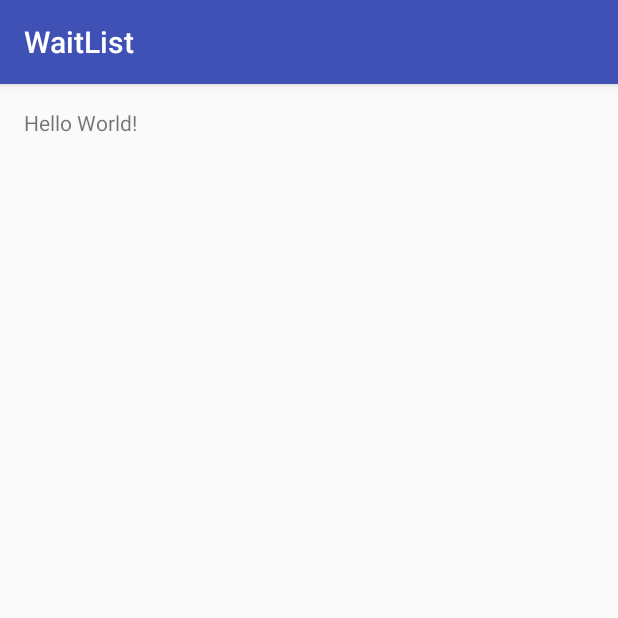
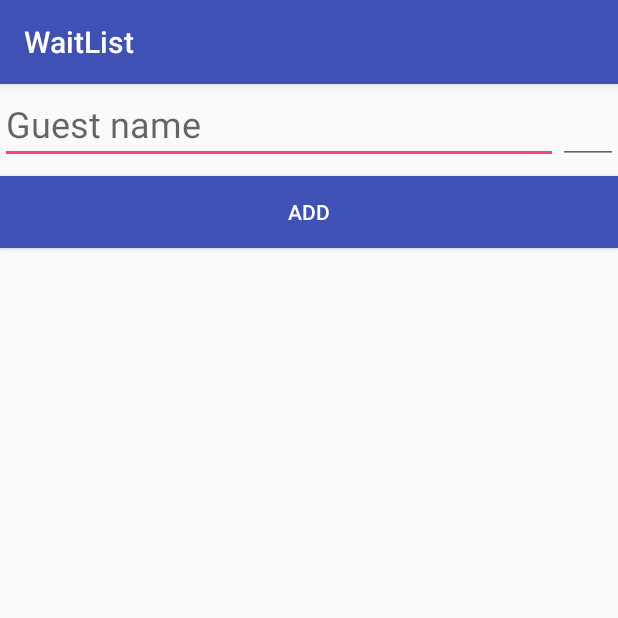
Before and after one commit to salmamadbouli/WaitList, an Android app: the screen it shows after launch (MainActivity), on a phone screen of 412 x 824 dp, the top half of it. Run offline under Robolectric (Android 15) with nearby library versions, the phone set to English and light mode, and no system bars.

Commit message:
Adding  (recyclerview/ guest list adapter) implementing the main UI

```diff
--- a/app/build.gradle
+++ b/app/build.gradle
@@ -25,5 +25,6 @@ dependencies {
         exclude group: 'com.android.support', module: 'support-annotations'
     })
     compile 'com.android.support:appcompat-v7:25.1.0'
+    compile 'com.android.support:recyclerview-v7:25.1.0'
     testCompile 'junit:junit:4.12'
 }
--- /dev/null
+++ b/app/src/main/java/com/example/salmamadbouli/waitlist/GuestListAdapter.java
@@ -0,0 +1,57 @@
+package com.example.salmamadbouli.waitlist;
+
+
+import android.content.Context;
+import android.support.v7.widget.RecyclerView;
+import android.view.LayoutInflater;
+import android.view.View;
+import android.view.ViewGroup;
+import android.widget.TextView;
+
+public class GuestListAdapter extends RecyclerView.Adapter<GuestListAdapter.GuestViewHolder> {
+    private Context mContext;
+    /**
+     * Constructor using the context and the db cursor
+     *
+     * @param context the calling context/activity
+     */
+    public GuestListAdapter(Context context) {
+        this.mContext = context;
+    }
+
+    @Override
+    public GuestViewHolder onCreateViewHolder(ViewGroup parent, int viewType) {
+        // Get the RecyclerView item layout
+        LayoutInflater inflater = LayoutInflater.from(mContext);
+        View view = inflater.inflate(R.layout.guest_list_item, parent, false);
+        return new GuestViewHolder(view);
+    }
+
+    @Override
+    public void onBindViewHolder(GuestViewHolder holder, int position) {
+
+    }
+
+
+    @Override
+    public int getItemCount() {
+        return 0;
+    }
+
+    /**
+     * Inner class to hold the views needed to display a single item in the recycler-view
+     */
+    class GuestViewHolder extends RecyclerView.ViewHolder {
+
+        TextView nameTextView;
+        TextView partySizeTextView;
+
+        public GuestViewHolder(View itemView) {
+            super(itemView);
+            nameTextView = (TextView) itemView.findViewById(R.id.name_text_view);
+            partySizeTextView = (TextView) itemView.findViewById(R.id.party_size_text_view);
+        }
+
+    }
+
+}
--- a/app/src/main/java/com/example/salmamadbouli/waitlist/MainActivity.java
+++ b/app/src/main/java/com/example/salmamadbouli/waitlist/MainActivity.java
@@ -1,13 +1,42 @@
 package com.example.salmamadbouli.waitlist;
 
+import android.os.Bundle;
 import android.support.v7.app.AppCompatActivity;
-import android.os.Bundle;
+import android.support.v7.widget.LinearLayoutManager;
+import android.support.v7.widget.RecyclerView;
+import android.view.View;
+
 
 public class MainActivity extends AppCompatActivity {
+    private GuestListAdapter mAdapter;
 
     @Override
     protected void onCreate(Bundle savedInstanceState) {
         super.onCreate(savedInstanceState);
         setContentView(R.layout.activity_main);
+
+        RecyclerView waitlistRecyclerView;
+
+        // Set local attributes to corresponding views
+        waitlistRecyclerView = (RecyclerView) this.findViewById(R.id.all_guests_list_view);
+
+        // Set layout for the RecyclerView, because it's a list we are using the linear layout
+        waitlistRecyclerView.setLayoutManager(new LinearLayoutManager(this));
+
+        // Create an adapter for that cursor to display the data
+        mAdapter = new GuestListAdapter(this);
+
+        // Link the adapter to the RecyclerView
+        waitlistRecyclerView.setAdapter(mAdapter);
+
     }
+
+
+    /**
+     * This method is called when user clicks on the Add to waitlist button
+     */
+    public void addToWaitlist(View view) {
+
+    }
+
 }
--- /dev/null
+++ b/app/src/main/res/drawable/circle.xml
@@ -0,0 +1,6 @@
+<?xml version="1.0" encoding="utf-8"?>
+<shape xmlns:android="http://schemas.android.com/apk/res/android"
+    android:shape="oval">
+    <solid android:color="@color/colorPrimaryLight" />
+
+</shape>
--- a/app/src/main/res/layout/activity_main.xml
+++ b/app/src/main/res/layout/activity_main.xml
@@ -1,17 +1,52 @@
 <?xml version="1.0" encoding="utf-8"?>
-<RelativeLayout xmlns:android="http://schemas.android.com/apk/res/android"
+<LinearLayout xmlns:android="http://schemas.android.com/apk/res/android"
     xmlns:tools="http://schemas.android.com/tools"
     android:id="@+id/activity_main"
     android:layout_width="match_parent"
     android:layout_height="match_parent"
-    android:paddingBottom="@dimen/activity_vertical_margin"
-    android:paddingLeft="@dimen/activity_horizontal_margin"
-    android:paddingRight="@dimen/activity_horizontal_margin"
-    android:paddingTop="@dimen/activity_vertical_margin"
+    android:orientation="vertical"
     tools:context="com.example.salmamadbouli.waitlist.MainActivity">
 
-    <TextView
-        android:layout_width="wrap_content"
+    <LinearLayout
+        android:layout_width="match_parent"
         android:layout_height="wrap_content"
-        android:text="Hello World!" />
-</RelativeLayout>
+        >
+
+        <EditText
+            android:id="@+id/person_name_edit_text"
+            android:layout_width="0dp"
+            android:layout_height="wrap_content"
+            android:layout_weight="1"
+
+            android:hint="@string/guest_name_hint"
+            android:inputType="textPersonName|textCapWords"
+            android:textAppearance="@style/TextAppearance.AppCompat.Headline" />
+
+        <EditText
+            android:id="@+id/party_count_edit_text"
+            android:layout_width="40dp"
+            android:layout_height="wrap_content"
+            android:contentDescription="@string/party_size_hint"
+            android:gravity="center"
+            android:inputType="number"
+            android:maxLength="2"
+            android:textAppearance="@style/TextAppearance.AppCompat.Headline" />
+    </LinearLayout>
+
+
+    <Button
+        android:id="@+id/add_to_waitlist_button"
+        android:layout_width="match_parent"
+        android:layout_height="wrap_content"
+        android:layout_marginBottom="8dp"
+        android:layout_marginTop="8dp"
+        android:background="@color/colorPrimary"
+        android:onClick="addToWaitlist"
+        android:text="@string/add_button_text"
+        android:textAppearance="@style/TextAppearance.AppCompat.Widget.Button.Inverse" />
+
+    <android.support.v7.widget.RecyclerView
+        android:id="@+id/all_guests_list_view"
+        android:layout_width="match_parent"
+        android:layout_height="match_parent" />
+</LinearLayout>
--- a/app/src/main/res/values/colors.xml
+++ b/app/src/main/res/values/colors.xml
@@ -1,5 +1,6 @@
 <?xml version="1.0" encoding="utf-8"?>
 <resources>
+    <color name="colorPrimaryLight">#7986CB</color>
     <color name="colorPrimary">#3F51B5</color>
     <color name="colorPrimaryDark">#303F9F</color>
     <color name="colorAccent">#FF4081</color>
--- a/app/src/main/res/values/strings.xml
+++ b/app/src/main/res/values/strings.xml
@@ -1,3 +1,8 @@
 <resources>
     <string name="app_name">WaitList</string>
+    <string name="guest_name_hint">Guest name</string>
+    <string name="party_size_hint">Party size (max 99)</string>
+    <string name="add_button_text">ADD</string>
+    <string name="default_guest_name">[Guest name]</string>
+    <string name="default_party_size">\?</string>
 </resources>
```
Also changed, not shown: app/src/main/res/layout/guest_list_item.xml (added, +28 -0 lines).
